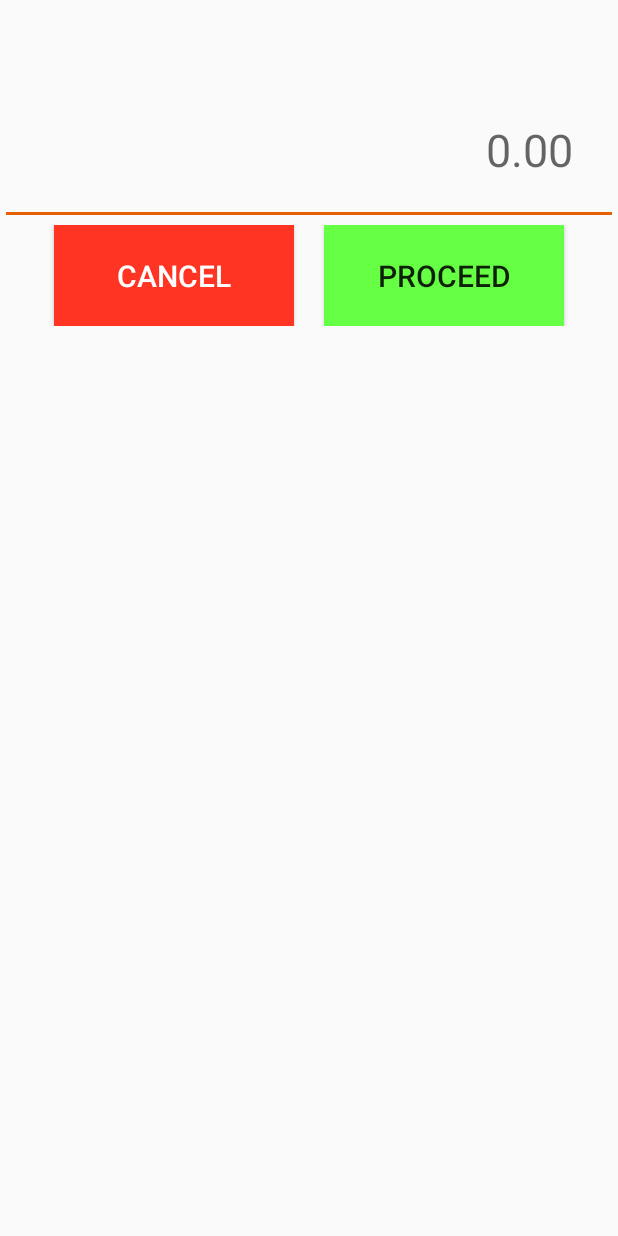
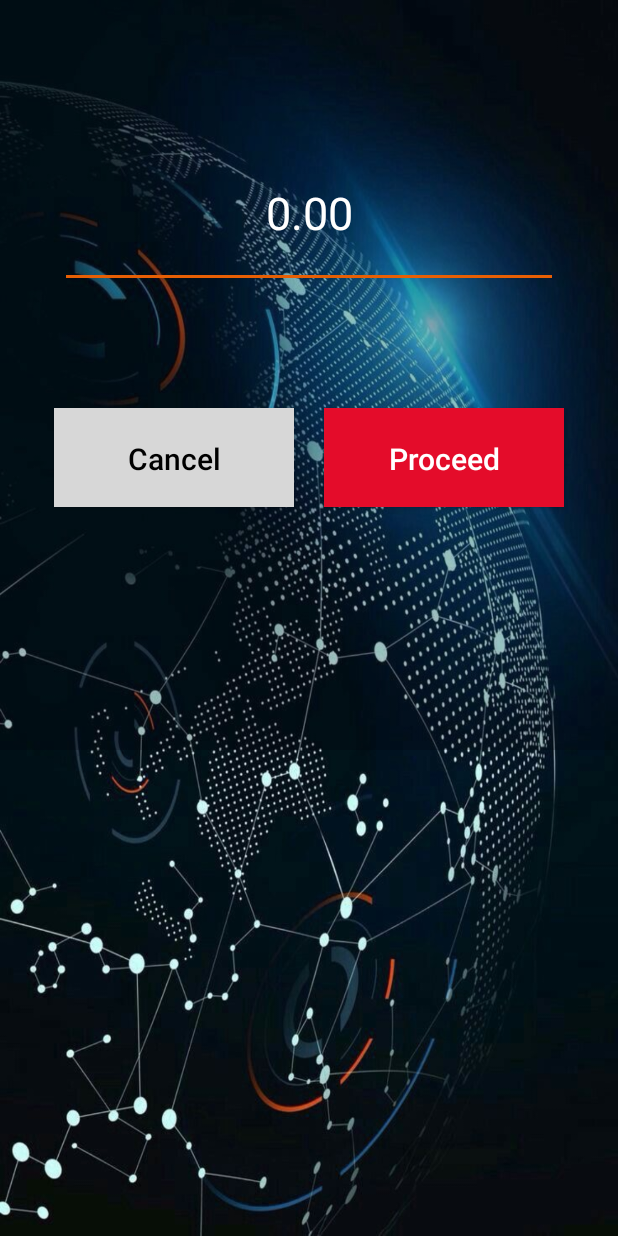
Before and after one commit to efulldev/ETPSPay, an Android app: the layout activity_amount.xml on its own in the app's theme, with its tools: preview values and no code run, on a phone screen of 412 x 824 dp. Run offline under Robolectric (Android 15) with nearby library versions, the phone set to English and light mode, and no system bars.

Commit message:
Modified the activity_amount layout

```diff
--- a/epay_tps_library_module/build.gradle
+++ b/epay_tps_library_module/build.gradle
@@ -36,4 +36,5 @@ dependencies {
     testImplementation 'junit:junit:4.12'
     androidTestImplementation 'com.android.support.test:runner:1.0.2'
     androidTestImplementation 'com.android.support.test.espresso:espresso-core:3.0.2'
+    implementation 'androidx.cardview:cardview:1.0.0'
 }
--- a/epay_tps_library_module/src/main/res/layout/activity_amount.xml
+++ b/epay_tps_library_module/src/main/res/layout/activity_amount.xml
@@ -1,60 +1,88 @@
 <?xml version="1.0" encoding="utf-8"?>
-<LinearLayout
-    xmlns:android="http://schemas.android.com/apk/res/android"
+<ScrollView xmlns:android="http://schemas.android.com/apk/res/android"
     xmlns:app="http://schemas.android.com/apk/res-auto"
     xmlns:tools="http://schemas.android.com/tools"
     android:layout_width="match_parent"
     android:layout_height="match_parent"
+    android:background="@drawable/bg_globe_lines">
+
+    <LinearLayout
+        android:layout_width="match_parent"
+        android:layout_height="match_parent"
+        android:background="@color/black_transparent"
         android:orientation="vertical"
         tools:context=".AmountActivity">
+
+        <androidx.constraintlayout.widget.ConstraintLayout
+            android:layout_width="match_parent"
+            android:layout_height="match_parent"
+            android:minHeight="500dp">
 
             <EditText
                 android:id="@+id/amount"
                 android:layout_width="match_parent"
                 android:layout_height="100dp"
-        android:layout_marginTop="50dp"
+                android:layout_alignParentTop="true"
+                android:layout_marginStart="40dp"
+                android:layout_marginTop="92dp"
+                android:layout_marginEnd="40dp"
+                android:gravity="right"
+                android:hint="0.00"
+                android:inputType="numberDecimal"
+                android:padding="30dp"
+                android:textAlignment="center"
+                android:textColor="@android:color/white"
+                android:textColorHint="@android:color/white"
                 android:textSize="30sp"
-        android:hint="0.00"
-        android:gravity="right"
-        android:padding="30dp"
-        android:inputType="numberDecimal"
-        />
+                app:layout_constraintEnd_toEndOf="parent"
+                app:layout_constraintStart_toStartOf="parent"
+                app:layout_constraintTop_toTopOf="parent" />
 
             <LinearLayout
-        android:layout_width="match_parent"
-        android:layout_height="wrap_content"
+                android:layout_width="394dp"
+                android:layout_height="126dp"
+                android:layout_below="@+id/amount"
+                android:layout_alignStart="@+id/amount"
+                android:layout_alignParentBottom="true"
+                android:layout_marginStart="20dp"
+                android:layout_marginTop="50dp"
+                android:layout_marginEnd="20dp"
+                android:gravity="center"
                 android:orientation="horizontal"
-        android:gravity="center"
-        >
+                app:layout_constraintEnd_toEndOf="parent"
+                app:layout_constraintStart_toStartOf="parent"
+                app:layout_constraintTop_toBottomOf="@+id/amount">
 
                 <Button
                     android:id="@+id/cancelAmount"
                     android:layout_width="160dp"
                     android:layout_height="match_parent"
+                    android:layout_marginTop="30dp"
+                    android:layout_marginEnd="20dp"
+                    android:layout_marginBottom="30dp"
+                    android:background="@color/grey_lighten_3"
                     android:padding="20dp"
-            android:text="cancel"
-            android:background="#ff3422"
-            android:layout_marginRight="20dp"
-            android:textColor="#fff"
-            android:textSize="20sp"
-            />
+                    android:text="@string/cancel"
+                    android:textAllCaps="false"
+                    android:textColor="@android:color/black"
+                    android:textSize="20sp" />
 
                 <Button
                     android:id="@+id/proceedAmount"
                     android:layout_width="160dp"
                     android:layout_height="match_parent"
+                    android:layout_marginTop="30dp"
+                    android:layout_marginBottom="30dp"
+                    android:background="@color/peach_pink"
                     android:padding="20dp"
-            android:text="proceed"
-            android:background="#66ff44"
-            android:textSize="20sp"
-            />
+                    android:text="@string/proceed"
+                    android:textAllCaps="false"
+                    android:textColor="@android:color/white"
+                    android:textSize="20sp" />
 
             </LinearLayout>
-
-    <TextView
-        android:id="@+id/test"
-        android:layout_width="wrap_content"
-        android:layout_height="wrap_content" />
+        </androidx.constraintlayout.widget.ConstraintLayout>
 
 
     </LinearLayout>
+</ScrollView>
--- /dev/null
+++ b/epay_tps_library_module/src/main/res/values/colors.xml
@@ -0,0 +1,11 @@
+<?xml version="1.0" encoding="utf-8"?>
+<resources>
+    <color name="grey_lighten_3">#D7D7D7</color>
+    <color name="midnightBlue">#03122E</color>
+    <color name="light_grey">#F7F7F5</color>
+    <color name="peach_pink">#E40C2A</color>
+    <color name="peach_pink_transparent">#A1E40C2A</color>
+    <color name="black_transparent">#3B030009</color>
+    <color name="nightly_blue">#020016</color>
+    <color name="grey_transparent">#A9000000</color>
+</resources>
--- a/epay_tps_library_module/src/main/res/values/strings.xml
+++ b/epay_tps_library_module/src/main/res/values/strings.xml
@@ -247,5 +247,6 @@
     <string name="uid_data">UID: </string>
 
     <string name="open_success">Open successfully:</string>
+    <string name="proceed">Proceed</string>
 
 </resources>
```
Also changed, not shown: epay_tps_library_module/src/main/res/drawable/bg_globe_lines.JPG (added). Lines whose indentation alone changed are shown as unchanged.
